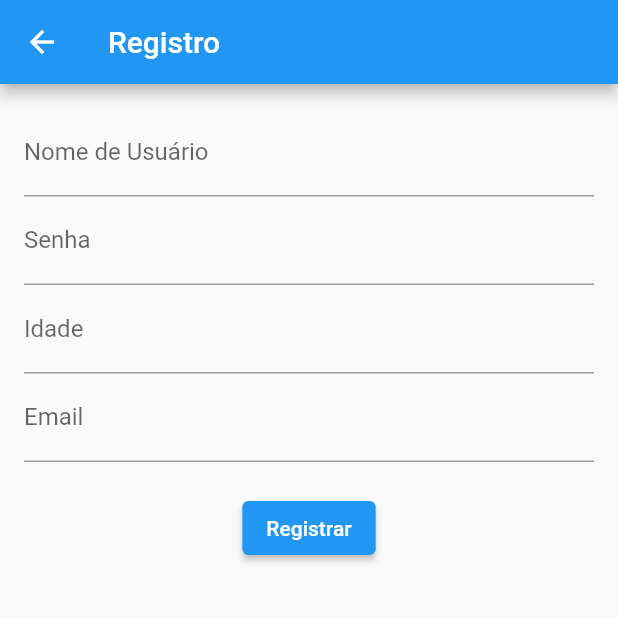
After one commit to Gabrielfer14/auxigym, a Flutter app: the screen it shows after launch, after a tap on "Registrar", on a phone screen of 412 x 824 dp, the top half of it. The commit adds this screen. Run offline on Flutter 3.47's test engine with Material 2 defaults, Android fonts, the phone set to English and light mode, and no system bars; our stand-ins replace sqflite; accounts and stored records are empty.

Commit message:
1 versao do banco de dados ok, sistema de registro/login simples ok

```diff
--- a/lib/database/db.dart
+++ b/lib/database/db.dart
@@ -1,5 +1,33 @@
 import 'package:sqflite/sqflite.dart';
 import 'package:path/path.dart';
+
+Future<bool> checkExistingUser(String username, String email) async {
+  final db = await DatabaseHelper.instance.database;
+  final result = await db.query(
+    'usuario',
+    where: 'nome_usuario = ? OR email_usuario = ?',
+    whereArgs: [
+      username,
+      email
+    ],
+  );
+
+  return result.isNotEmpty; // Retorna verdadeiro se o nome de usuário ou email já existirem.
+}
+
+Future<void> insertUser(String username, String password, int age, String email) async {
+  final db = await DatabaseHelper.instance.database;
+
+  // Crie um mapa com os valores do usuário a serem inseridos.
+  final user = <String, dynamic>{
+    'nome_usuario': username,
+    'senha_usuario': password,
+    'idade_usuario': age,
+    'email_usuario': email,
+  };
+
+  await db.insert('usuario', user); // Insere o usuário na tabela 'usuario'.
+}
 
 class DatabaseHelper {
   static const _databaseName = 'my_database.db';
@@ -23,14 +51,62 @@ class DatabaseHelper {
   }
 
   Future<void> _onCreate(Database db, int version) async {
-    // Crie as tabelas necessárias aqui
     await db.execute('''
-      CREATE TABLE tasks (
-        id INTEGER PRIMARY KEY,
-        title TEXT,
-        description TEXT
-      )
-    ''');
-    // Adicione mais tabelas, se necessário
+    CREATE TABLE usuario (
+      id INTEGER PRIMARY KEY AUTOINCREMENT,
+      nome_usuario TEXT,
+      senha_usuario TEXT,
+      idade_usuario INTEGER,
+      email_usuario TEXT UNIQUE
+    );
+
+    CREATE TABLE ficha_tecnica (
+      id INTEGER PRIMARY KEY AUTOINCREMENT,
+      altura REAL,
+      peso REAL,
+      objetivo_usuario TEXT,
+      id_usuario INTEGER REFERENCES usuario (id)
+    );
+
+    CREATE TABLE Exercicio (
+      id INTEGER PRIMARY KEY AUTOINCREMENT,
+      nome_exercicio TEXT,
+      series INTEGER,
+      repeticoes INTEGER,
+      id_treino INTEGER REFERENCES Treino (id),
+      anotacoes TEXT
+    );
+
+    CREATE TABLE Treino (
+      id INTEGER PRIMARY KEY AUTOINCREMENT,
+      grupo_muscular TEXT,
+      Divisao_de_treino TEXT,
+      id_usuario INTEGER REFERENCES usuario (id)
+    );
+
+    CREATE TABLE conquistas (
+      id INTEGER PRIMARY KEY AUTOINCREMENT,
+      nome_conquista TEXT,
+      descricao TEXT,
+      tipo_objetivo TEXT,
+      valor_objetivo INTEGER,
+      recompensa INTEGER,
+      id_ficha INTEGER REFERENCES ficha_tecnica (id)
+    );
+
+    CREATE TABLE notas_pessoais (
+      id INTEGER PRIMARY KEY AUTOINCREMENT,
+      id_usuario INTEGER REFERENCES usuario (id),
+      data DATE,
+      titulo TEXT,
+      conteudo TEXT
+    );
+
+    CREATE TABLE lista_amigos (
+      id INTEGER PRIMARY KEY AUTOINCREMENT,
+      id_amigo INTEGER REFERENCES usuario (id),
+      id_usuario INTEGER REFERENCES usuario (id)
+    );
+  ''');
   }
 }
--- a/lib/main.dart
+++ b/lib/main.dart
@@ -1,6 +1,7 @@
 import 'package:flutter/material.dart';
 import 'package:auxigym/ui/home.dart';
-import 'package:auxigym/ui/login.dart'; // Importe a classe da tela de login
+import 'package:auxigym/ui/login.dart';
+import 'package:auxigym/ui/registro.dart';
 
 void main() {
   runApp(MaterialApp(
@@ -9,6 +10,7 @@ void main() {
     routes: {
       '/login': (context) => const LoginPage(), // Rota para a tela de login
       '/home': (context) => const Home(), // Rota para a tela inicial
+      '/register': (context) => const RegisterPage(),
     },
   ));
 }
--- a/lib/ui/login.dart
+++ b/lib/ui/login.dart
@@ -1,3 +1,4 @@
+import 'package:auxigym/database/db.dart';
 import 'package:flutter/material.dart';
 
 class LoginPage extends StatefulWidget {
@@ -5,6 +6,20 @@ class LoginPage extends StatefulWidget {
 
   @override
   _LoginPageState createState() => _LoginPageState();
+}
+
+Future<bool> checkCredentials(String username, String password) async {
+  final db = await DatabaseHelper.instance.database;
+  final result = await db.query(
+    'usuario',
+    where: 'nome_usuario = ? AND senha_usuario = ?',
+    whereArgs: [
+      username,
+      password
+    ],
+  );
+
+  return result.isNotEmpty; // Retorna verdadeiro se encontrar um usuário com as credenciais fornecidas.
 }
 
 class _LoginPageState extends State<LoginPage> {
@@ -34,13 +49,13 @@ class _LoginPageState extends State<LoginPage> {
               ),
               const SizedBox(height: 20),
               ElevatedButton(
-                onPressed: () {
-                  // Implemente a lógica de autenticação aqui
-                  // Verifique se os valores inseridos coincidem com as credenciais válidas
+                onPressed: () async {
                   String username = usernameController.text;
                   String password = passwordController.text;
 
-                  if (username == 'teste' && password == 'teste') {
+                  bool isAuthenticated = await checkCredentials(username, password);
+
+                  if (isAuthenticated) {
                     // Autenticação bem-sucedida, navegue para a tela principal
                     Navigator.pushReplacementNamed(context, '/home');
                   } else {
@@ -54,6 +69,13 @@ class _LoginPageState extends State<LoginPage> {
                 },
                 child: const Text('Login'),
               ),
+              TextButton(
+                onPressed: () {
+                  // Navegue para a página de registro quando o botão "Registrar" for pressionado.
+                  Navigator.pushNamed(context, '/register');
+                },
+                child: const Text('Registrar'),
+              ),
             ],
           ),
         ),
--- /dev/null
+++ b/lib/ui/registro.dart
@@ -0,0 +1,98 @@
+import 'package:flutter/material.dart';
+import 'package:auxigym/database/db.dart';
+
+class RegisterPage extends StatefulWidget {
+  const RegisterPage({super.key});
+
+  @override
+  _RegisterPageState createState() => _RegisterPageState();
+}
+
+class _RegisterPageState extends State<RegisterPage> {
+  final TextEditingController usernameController = TextEditingController();
+  final TextEditingController passwordController = TextEditingController();
+  final TextEditingController ageController = TextEditingController();
+  final TextEditingController emailController = TextEditingController();
+
+  @override
+  Widget build(BuildContext context) {
+    return Scaffold(
+      appBar: AppBar(
+        title: const Text('Registro'),
+      ),
+      body: SingleChildScrollView(
+        child: Center(
+          child: Padding(
+            padding: const EdgeInsets.all(16.0),
+            child: Column(
+              mainAxisAlignment: MainAxisAlignment.center,
+              children: <Widget>[
+                TextField(
+                  controller: usernameController,
+                  decoration: const InputDecoration(labelText: 'Nome de Usuário'),
+                ),
+                TextField(
+                  controller: passwordController,
+                  obscureText: true,
+                  decoration: const InputDecoration(labelText: 'Senha'),
+                ),
+                TextField(
+                  controller: ageController,
+                  keyboardType: TextInputType.number,
+                  decoration: const InputDecoration(labelText: 'Idade'),
+                ),
+                TextField(
+                  controller: emailController,
+                  keyboardType: TextInputType.emailAddress,
+                  decoration: const InputDecoration(labelText: 'Email'),
+                ),
+                const SizedBox(height: 20),
+                ElevatedButton(
+                  onPressed: () async {
+                    String username = usernameController.text;
+                    String password = passwordController.text;
+                    int age = int.tryParse(ageController.text) ?? 0;
+                    String email = emailController.text;
+
+                    if (username.isEmpty || password.isEmpty || age <= 0 || email.isEmpty) {
+                      // Exibe uma mensagem de erro se algum campo estiver vazio ou a idade for inválida.
+                      _showSnackBar(context, 'Preencha todos os campos corretamente.');
+                      return;
+                    }
+
+                    bool isExistingUser = await checkExistingUser(username, email);
+
+                    if (isExistingUser) {
+                      // Exib uma mensagem de erro se o usuário já estiver registrado.
+                      _showSnackBar(context, 'Usuário já registrado.');
+                    } else {
+                      // Realiza o registro, inserindo os dados no banco de dados
+                      await insertUser(username, password, age, email);
+
+                      // Exibe uma mensagem de sucesso
+                      _showSnackBar(context, 'Registro bem-sucedido!');
+
+                      // Após o registro bem-sucedido, você pode navegar de volta para a tela de login ou
+                      // para a tela inicial do aplicativo.
+                      Navigator.pushReplacementNamed(context, '/login');
+                    }
+                  },
+                  child: const Text('Registrar'),
+                ),
+              ],
+            ),
+          ),
+        ),
+      ),
+    );
+  }
+
+  // Função para exibir um SnackBar
+  void _showSnackBar(BuildContext context, String message) {
+    ScaffoldMessenger.of(context).showSnackBar(
+      SnackBar(
+        content: Text(message),
+      ),
+    );
+  }
+}
--- /dev/null
+++ b/lib/ui/usuario.dart
@@ -0,0 +1,34 @@
+class Usuario {
+  int? id; // O ID será gerado automaticamente no banco de dados.
+  String nome;
+  String senha;
+  int idade;
+  String email;
+
+  Usuario({
+    required this.nome,
+    required this.senha,
+    required this.idade,
+    required this.email,
+  });
+
+  // Um construtor factory para criar um objeto de usuário a partir de um mapa.
+  factory Usuario.fromMap(Map<String, dynamic> map) {
+    return Usuario(
+      nome: map['nome'],
+      senha: map['senha'],
+      idade: map['idade'],
+      email: map['email'],
+    );
+  }
+
+  // Um método para converter o objeto de usuário em um mapa.
+  Map<String, dynamic> toMap() {
+    return {
+      'nome': nome,
+      'senha': senha,
+      'idade': idade,
+      'email': email,
+    };
+  }
+}
```
